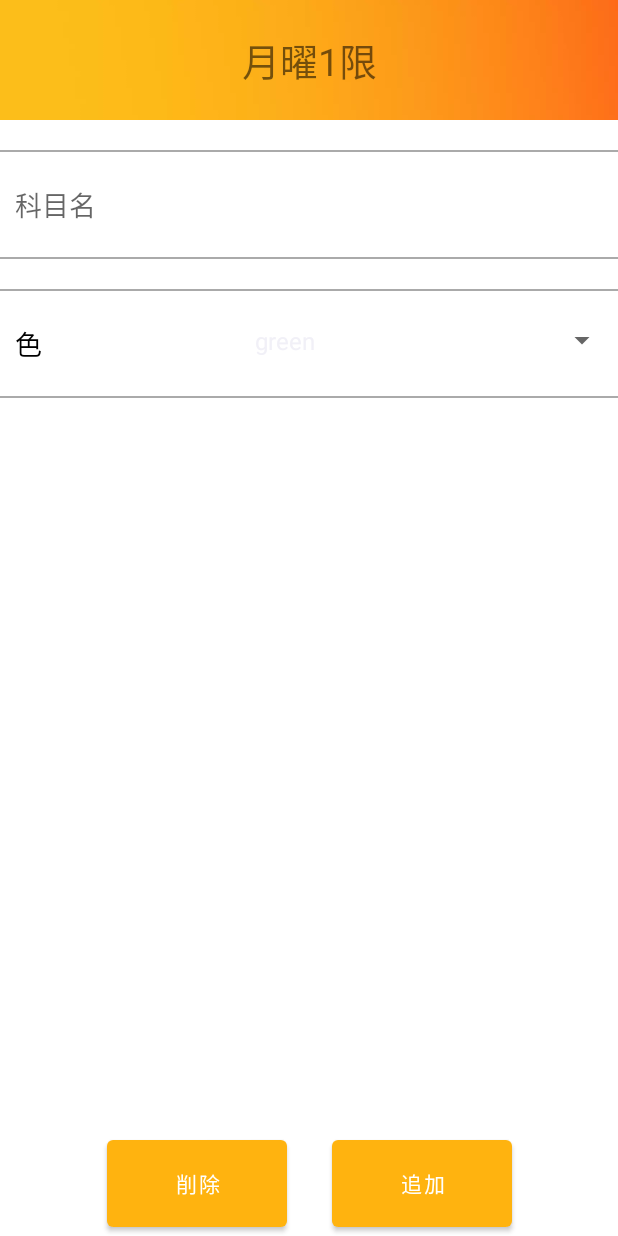
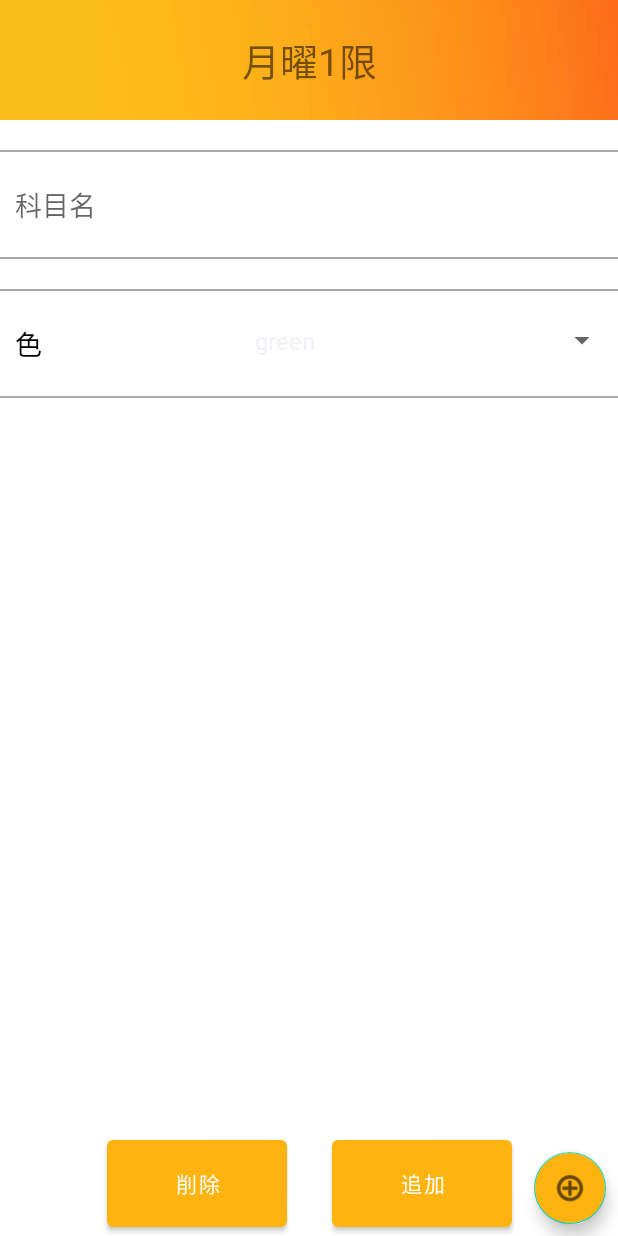
Before and after one commit to mercy34mercy/hakadorikun, an Android app: the page11 screen opened directly, with no data from a screen before it, on a phone screen of 412 x 824 dp. Run offline under Robolectric (Android 15) with nearby library versions, the phone set to English and light mode, and no system bars; our stand-ins replace data binding; libraries missing offline, so code that uses them is left out: io.realm; 4 statements that could not run were skipped.

Commit message:
教科から課題を追加できるようにしたそして、教科名が追加画面に反映されるようになった

```diff
--- a/app/src/main/java/com/example/myapplication/home3.kt
+++ b/app/src/main/java/com/example/myapplication/home3.kt
@@ -147,6 +147,7 @@ class home3 : AppCompatActivity() {
             intent.putExtra("Dayofmonth",d)
             intent.putExtra("month",m)
             intent.putExtra("year",day[0])
+            intent.putExtra("name","追加")
             startActivity(intent)
         }
 
@@ -155,6 +156,7 @@ class home3 : AppCompatActivity() {
             intent.putExtra("Dayofmonth",d)
             intent.putExtra("month",m)
             intent.putExtra("year",day[0])
+            intent.putExtra("name","追加")
             startActivity(intent)
         }
 
--- a/app/src/main/java/com/example/myapplication/page11.kt
+++ b/app/src/main/java/com/example/myapplication/page11.kt
@@ -1,17 +1,21 @@
 package com.example.myapplication
 
+import android.content.Intent
+import android.os.Build
 import androidx.appcompat.app.AppCompatActivity
 import android.os.Bundle
 import android.view.View
 import android.widget.AdapterView
 import android.widget.ArrayAdapter
 import android.widget.Spinner
+import androidx.annotation.RequiresApi
 import androidx.databinding.DataBindingUtil
 import androidx.lifecycle.ViewModelProvider
 import com.example.myapplication.databinding.ActivityPage11Binding
 import io.realm.Realm
 import io.realm.RealmResults
 import kotlinx.android.synthetic.main.activity_page11.*
+import java.time.LocalDate
 
 class page11 : AppCompatActivity() {
     lateinit var realm:Realm
@@ -28,6 +32,7 @@ class page11 : AppCompatActivity() {
         ViewModelProvider.NewInstanceFactory().create(MyViewModel::class.java)
     }
 
+    @RequiresApi(Build.VERSION_CODES.O)
     override fun onCreate(savedInstanceState: Bundle?) {
         super.onCreate(savedInstanceState)
         val binding =
@@ -43,6 +48,13 @@ class page11 : AppCompatActivity() {
 
 
         position = intent.getStringExtra("position")!!.toInt()
+
+        val onlyDate: LocalDate = LocalDate.now()
+        val s:String = onlyDate.toString()
+        val day = s.split("-")
+
+        val m:String  = day[1].toInt().toString()
+        val d:String  = day[2].toInt().toString()
 
 
 
@@ -70,6 +82,25 @@ class page11 : AppCompatActivity() {
 
             }
 
+        }
+
+        sub_btn1.setOnClickListener {
+            val intent = Intent(this@page11, page7_re::class.java)
+            intent.putExtra("subject",edit_subject.text.toString())
+            intent.putExtra("Dayofmonth",d)
+            intent.putExtra("month",m)
+            intent.putExtra("year",day[0])
+            intent.putExtra("name","追加")
+            startActivity(intent)
+        }
+        sub_btn2.setOnClickListener {
+
+            val intent = Intent(this@page11, page9::class.java)
+            intent.putExtra("Dayofmonth",d)
+            intent.putExtra("month",m)
+            intent.putExtra("year",day[0])
+            intent.putExtra("name","追加")
+            startActivity(intent)
         }
 
 
--- a/app/src/main/res/layout/activity_page11.xml
+++ b/app/src/main/res/layout/activity_page11.xml
@@ -137,5 +137,78 @@
         app:layout_constraintEnd_toEndOf="parent"
         app:layout_constraintTop_toBottomOf="@+id/toolbar11" />
 
+
+    <androidx.constraintlayout.motion.widget.MotionLayout
+        android:id="@+id/motionLayout_page11"
+        android:layout_width="match_parent"
+        android:layout_height="0dp"
+        app:layoutDescription="@xml/scene_09"
+
+        app:layout_constraintBottom_toBottomOf="parent"
+        app:layout_constraintEnd_toEndOf="parent"
+
+        app:layout_constraintStart_toStartOf="parent"
+        app:layout_constraintTop_toTopOf="parent"
+        tools:showPaths="true">
+
+        <View
+            android:id="@+id/view"
+            android:layout_width="wrap_content"
+            android:layout_height="wrap_content"
+            tools:layout_editor_absoluteX="0dp"
+            tools:layout_editor_absoluteY="0dp" />
+
+        <com.google.android.material.floatingactionbutton.FloatingActionButton
+            android:id="@+id/fab"
+            android:layout_width="wrap_content"
+            android:layout_height="wrap_content"
+            android:backgroundTint="@color/orange"
+            android:src="@android:drawable/ic_menu_add"
+            app:fabCustomSize="48dp"
+            tools:layout_editor_absoluteX="339dp"
+            tools:layout_editor_absoluteY="659dp" />
+
+        <TextView
+            android:id="@+id/sub_text1"
+            android:layout_width="wrap_content"
+            android:layout_height="wrap_content"
+            android:text="課題"
+            tools:layout_editor_absoluteX="200dp"
+            tools:layout_editor_absoluteY="553dp" />
+
+        <TextView
+            android:id="@+id/sub_text2"
+            android:layout_width="wrap_content"
+            android:layout_height="wrap_content"
+            android:text="予定"
+            tools:layout_editor_absoluteX="297dp"
+            tools:layout_editor_absoluteY="714dp" />
+
+        <com.google.android.material.floatingactionbutton.FloatingActionButton
+            android:id="@+id/sub_btn1"
+            android:layout_width="wrap_content"
+            android:layout_height="wrap_content"
+            android:backgroundTint="#3F51B5"
+            android:clickable="true"
+            android:src="@android:drawable/ic_menu_camera"
+            app:fabCustomSize="32dp"
+            tools:layout_editor_absoluteX="332dp"
+            tools:layout_editor_absoluteY="560dp" />
+
+        <com.google.android.material.floatingactionbutton.FloatingActionButton
+            android:id="@+id/sub_btn2"
+            android:layout_width="wrap_content"
+            android:layout_height="wrap_content"
+            android:backgroundTint="#03A9F4"
+            android:clickable="true"
+            android:src="@android:drawable/ic_menu_call"
+            app:fabCustomSize="32dp"
+            tools:layout_editor_absoluteX="363dp"
+            tools:layout_editor_absoluteY="723dp" />
+
+
+    </androidx.constraintlayout.motion.widget.MotionLayout>
+
+
 </androidx.constraintlayout.widget.ConstraintLayout>
 </layout>
--- a/app/src/main/res/xml/scene_09.xml
+++ b/app/src/main/res/xml/scene_09.xml
@@ -68,7 +68,10 @@
         </Constraint>
         <Constraint
             android:id="@id/sub_btn2"
-            android:visibility="invisible">
+            android:visibility="invisible"
+            motion:layout_constraintStart_toStartOf="@id/sub_btn1"
+            motion:layout_constraintBottom_toBottomOf="@+id/fab"
+            motion:layout_constraintEnd_toEndOf="@id/sub_btn1">
             <Layout
                 android:layout_marginBottom="8dp"
                 motion:layout_constraintStart_toStartOf="@id/sub_btn1"
```
Also changed, not shown: app/src/main/java/com/example/myapplication/page7_re.kt (+28 -3 lines).
